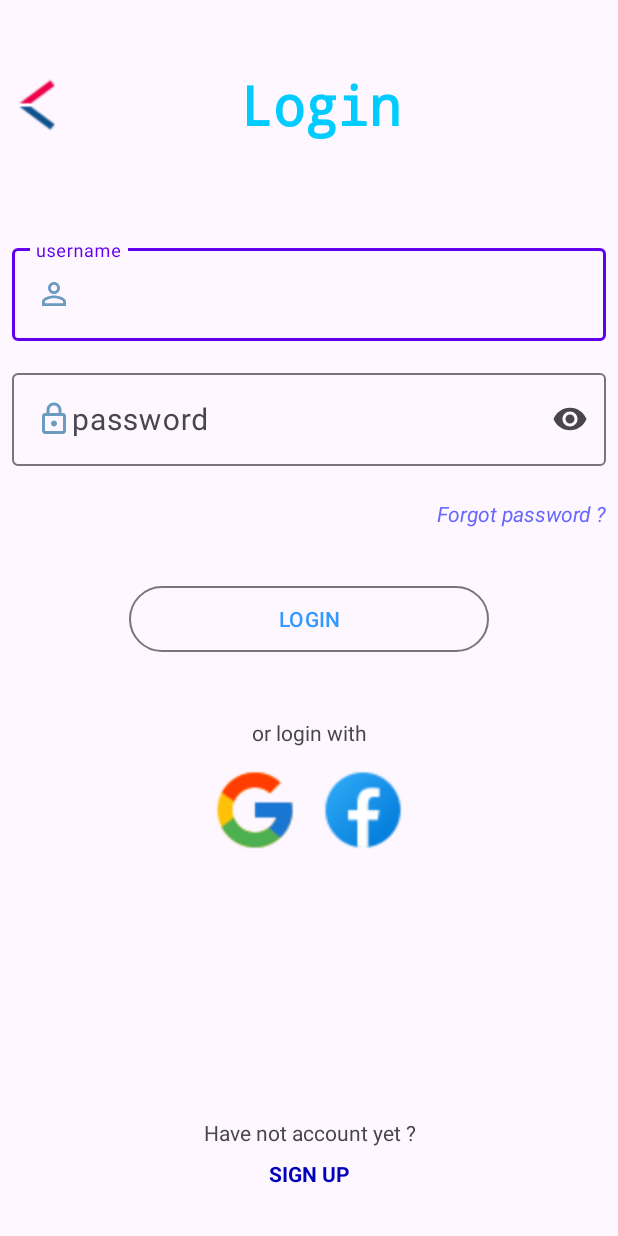
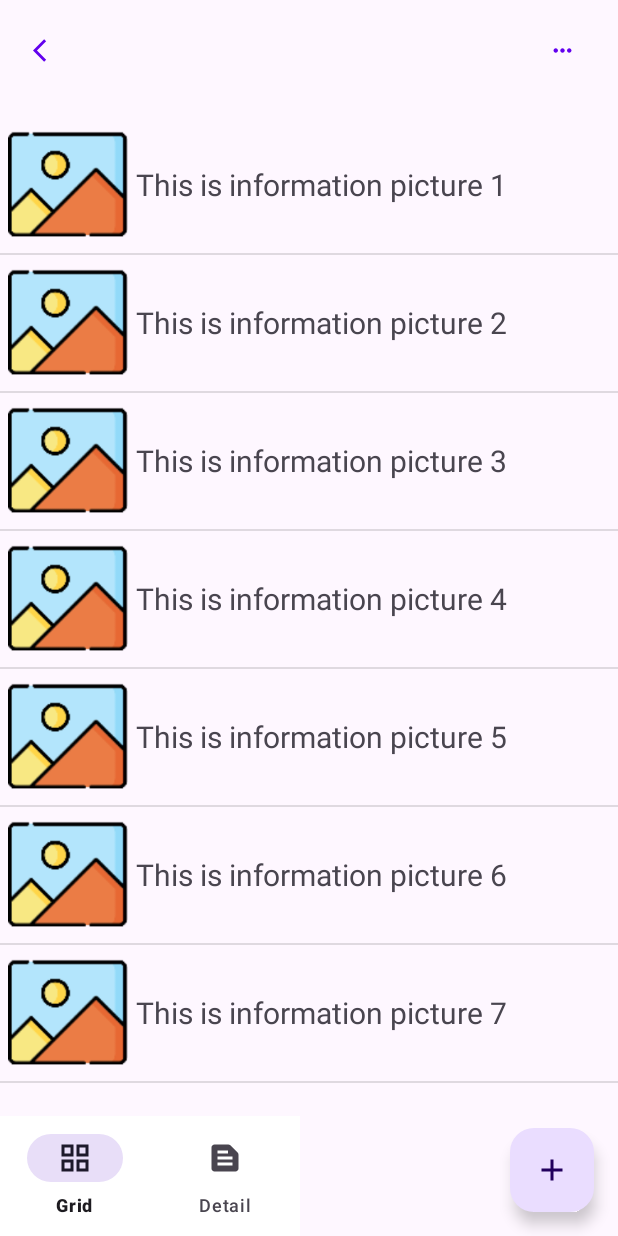
Before and after one commit to fit-hcmus-k21/gallery, an Android app: the screen it shows after launch (Slide02_LoginScreenActivity before the commit, Slide24_PhotoDetailViewScreenActivity after it), on a phone screen of 412 x 824 dp. Run offline under Robolectric (Android 15) with nearby library versions, the phone set to English and light mode, and no system bars; our stand-ins replace data binding.

Commit message:
update layout screen

```diff
--- a/app/src/main/AndroidManifest.xml
+++ b/app/src/main/AndroidManifest.xml
@@ -21,7 +21,7 @@
         android:theme="@style/Theme.Gallery"
         tools:targetApi="31" >
 
-        <activity android:name=".ui.main.Slide02_LoginScreenActivity"
+        <activity android:name=".ui.main.Slide24_PhotoDetailViewScreenActivity"
                   android:exported="true"
             >
             <intent-filter>
--- /dev/null
+++ b/app/src/main/java/com/example/gallery/ui/main/Slide24_ListAdapter.java
@@ -0,0 +1,49 @@
+package com.example.gallery.ui.main;
+
+import android.content.Context;
+import android.view.LayoutInflater;
+import android.view.View;
+import android.view.ViewGroup;
+import android.widget.BaseAdapter;
+import android.widget.ImageView;
+import android.widget.TextView;
+
+import com.example.gallery.R;
+
+public class Slide24_ListAdapter extends BaseAdapter{
+    public Integer[] mainPic;
+    public Context context;
+    public String[] infoPic;
+    public Slide24_ListAdapter(Context main, int layout, String[] info,Integer[] pic){
+        context = main;
+        mainPic = pic;
+        infoPic = info;
+    }
+
+
+    @Override
+    public int getCount() {
+        return mainPic.length;
+    }
+
+    @Override
+    public Object getItem(int position) {
+        return null;
+    }
+
+    @Override
+    public long getItemId(int position) {
+        return 0;
+    }
+
+    @Override
+    public View getView(int position, View convertView, ViewGroup parent) {
+        LayoutInflater inflater = ((Slide24_PhotoDetailViewScreenActivity)context).getLayoutInflater();
+        View view = inflater.inflate(R.layout.slide08_image_list,null);
+        ImageView mainPicture =(view).findViewById(R.id.mainPicture);
+        TextView information = (view).findViewById(R.id.infoPicture);
+        mainPicture.setImageResource(mainPic[position]);
+        information.setText((infoPic[position]));
+        return view;
+    }
+}
--- /dev/null
+++ b/app/src/main/java/com/example/gallery/ui/main/Slide24_PhotoDetailViewScreenActivity.java
@@ -0,0 +1,48 @@
+package com.example.gallery.ui.main;
+
+import android.os.Bundle;
+import android.view.View;
+import android.widget.AdapterView;
+import android.widget.Button;
+import android.widget.ListView;
+
+import androidx.appcompat.app.AppCompatActivity;
+
+import com.example.gallery.R;
+import com.google.android.material.floatingactionbutton.FloatingActionButton;
+
+public class Slide24_PhotoDetailViewScreenActivity extends AppCompatActivity{
+    String[] info = {"This is information picture 1","This is information picture 2","This is information picture 3","This is information picture 4","This is information picture 5","This is information picture 6","This is information picture 7"};
+    Integer[] pic = {R.drawable.icon_photo_01,R.drawable.icon_photo_01,R.drawable.icon_photo_01,R.drawable.icon_photo_01,R.drawable.icon_photo_01,R.drawable.icon_photo_01,R.drawable.icon_photo_01};
+    ListView listAlbum;
+    FloatingActionButton btnAdd;
+
+    @Override
+    public void onCreate(Bundle saveStateInstance){
+        super.onCreate(saveStateInstance);
+        setContentView(R.layout.slide24_photos_detail_screen);
+        listAlbum = (ListView) findViewById(R.id.list_Album);
+        Slide24_ListAdapter adapter = new Slide24_ListAdapter(Slide24_PhotoDetailViewScreenActivity.this,R.layout.slide08_image_list,info,pic);
+        listAlbum.setAdapter(adapter);
+        listAlbum.setOnItemClickListener(new AdapterView.OnItemClickListener() {
+            @Override
+            public void onItemClick(AdapterView<?> parent, View view, int position, long id) {
+                // to do nothing
+            }
+        });
+        btnAdd = (FloatingActionButton) findViewById(R.id.floating_action_button);
+        btnAdd.setOnClickListener(new View.OnClickListener() {
+            @Override
+            public void onClick(View v) {
+                buttonOpenDialogClick();
+            }
+        });
+    }
+    private void buttonOpenDialogClick(){
+        AddPhotoDialog listener = new AddPhotoDialog(this);
+        listener.show();
+    }
+
+
+
+}
--- /dev/null
+++ b/app/src/main/res/drawable/baseline_add_24.xml
@@ -0,0 +1,5 @@
+<vector android:height="24dp" android:tint="#000000"
+    android:viewportHeight="24" android:viewportWidth="24"
+    android:width="24dp" xmlns:android="http://schemas.android.com/apk/res/android">
+    <path android:fillColor="@android:color/white" android:pathData="M19,13h-6v6h-2v-6H5v-2h6V5h2v6h6v2z"/>
+</vector>
--- /dev/null
+++ b/app/src/main/res/drawable/baseline_arrow_back_ios_24.xml
@@ -0,0 +1,5 @@
+<vector android:autoMirrored="true" android:height="24dp"
+    android:tint="#000000" android:viewportHeight="24"
+    android:viewportWidth="24" android:width="24dp" xmlns:android="http://schemas.android.com/apk/res/android">
+    <path android:fillColor="@android:color/white" android:pathData="M11.67,3.87L9.9,2.1 0,12l9.9,9.9 1.77,-1.77L3.54,12z"/>
+</vector>
--- /dev/null
+++ b/app/src/main/res/drawable/baseline_grid_view_24.xml
@@ -0,0 +1,6 @@
+<vector android:height="24dp" android:tint="#000000"
+    android:viewportHeight="24" android:viewportWidth="24"
+    android:width="24dp" xmlns:android="http://schemas.android.com/apk/res/android">
+    <path android:fillColor="@android:color/white"
+        android:fillType="evenOdd" android:pathData="M3,3v8h8L11,3L3,3zM9,9L5,9L5,5h4v4zM3,13v8h8v-8L3,13zM9,19L5,19v-4h4v4zM13,3v8h8L21,3h-8zM19,9h-4L15,5h4v4zM13,13v8h8v-8h-8zM19,19h-4v-4h4v4z"/>
+</vector>
--- /dev/null
+++ b/app/src/main/res/drawable/baseline_more_horiz_24.xml
@@ -0,0 +1,5 @@
+<vector android:height="24dp" android:tint="#000000"
+    android:viewportHeight="24" android:viewportWidth="24"
+    android:width="24dp" xmlns:android="http://schemas.android.com/apk/res/android">
+    <path android:fillColor="@android:color/white" android:pathData="M6,10c-1.1,0 -2,0.9 -2,2s0.9,2 2,2 2,-0.9 2,-2 -0.9,-2 -2,-2zM18,10c-1.1,0 -2,0.9 -2,2s0.9,2 2,2 2,-0.9 2,-2 -0.9,-2 -2,-2zM12,10c-1.1,0 -2,0.9 -2,2s0.9,2 2,2 2,-0.9 2,-2 -0.9,-2 -2,-2z"/>
+</vector>
--- /dev/null
+++ b/app/src/main/res/drawable/baseline_search_24.xml
@@ -0,0 +1,5 @@
+<vector android:height="24dp" android:tint="#000000"
+    android:viewportHeight="24" android:viewportWidth="24"
+    android:width="24dp" xmlns:android="http://schemas.android.com/apk/res/android">
+    <path android:fillColor="@android:color/white" android:pathData="M15.5,14h-0.79l-0.28,-0.27C15.41,12.59 16,11.11 16,9.5 16,5.91 13.09,3 9.5,3S3,5.91 3,9.5 5.91,16 9.5,16c1.61,0 3.09,-0.59 4.23,-1.57l0.27,0.28v0.79l5,4.99L20.49,19l-4.99,-5zM9.5,14C7.01,14 5,11.99 5,9.5S7.01,5 9.5,5 14,7.01 14,9.5 11.99,14 9.5,14z"/>
+</vector>
--- /dev/null
+++ b/app/src/main/res/drawable/baseline_text_snippet_24.xml
@@ -0,0 +1,5 @@
+<vector android:autoMirrored="true" android:height="24dp"
+    android:tint="#000000" android:viewportHeight="24"
+    android:viewportWidth="24" android:width="24dp" xmlns:android="http://schemas.android.com/apk/res/android">
+    <path android:fillColor="@android:color/white" android:pathData="M20.41,8.41l-4.83,-4.83C15.21,3.21 14.7,3 14.17,3H5C3.9,3 3,3.9 3,5v14c0,1.1 0.9,2 2,2h14c1.1,0 2,-0.9 2,-2V9.83C21,9.3 20.79,8.79 20.41,8.41zM7,7h7v2H7V7zM17,17H7v-2h10V17zM17,13H7v-2h10V13z"/>
+</vector>
--- /dev/null
+++ b/app/src/main/res/layout/slide08_image_list.xml
@@ -0,0 +1,21 @@
+<?xml version="1.0" encoding="utf-8"?>
+<LinearLayout xmlns:android="http://schemas.android.com/apk/res/android"
+    xmlns:tools="http://schemas.android.com/tools"
+    android:layout_width="match_parent"
+    android:layout_height="wrap_content"
+    android:orientation="horizontal"
+    tools:ignore="MissingDefaultResource">
+
+    <ImageView
+        android:layout_width="80dp"
+        android:layout_height="80dp"
+        android:id="@+id/mainPicture"
+        android:layout_margin="5dp"/>
+    <TextView
+        android:layout_width="match_parent"
+        android:layout_height="wrap_content"
+        android:textSize="20dp"
+        android:layout_gravity="center"
+        android:id="@+id/infoPicture"/>
+
+</LinearLayout>
--- /dev/null
+++ b/app/src/main/res/layout/slide24_photos_detail_screen.xml
@@ -0,0 +1,70 @@
+<?xml version="1.0" encoding="utf-8"?>
+<layout
+    xmlns:android="http://schemas.android.com/apk/res/android"
+    xmlns:bind="http://schemas.android.com/tools"
+    xmlns:app="http://schemas.android.com/apk/res-auto">
+    <!--    binding object of ViewModel to the XML layout-->
+    <androidx.constraintlayout.widget.ConstraintLayout
+        android:layout_width="match_parent"
+        android:layout_height="match_parent">
+        <Button
+            android:id="@+id/btnMore"
+            style="@style/Widget.App.Button.NoneOutlinedButton.IconOnly"
+            android:layout_width="wrap_content"
+            android:layout_height="wrap_content"
+            app:layout_constraintRight_toRightOf="parent"
+            app:layout_constraintTop_toTopOf="parent"
+            app:icon="@drawable/baseline_more_horiz_24"
+            android:layout_margin="10dp"
+            bind:ignore="MissingConstraints"
+            />
+        <Button
+            android:id="@+id/btnBack"
+            style="@style/Widget.App.Button.NoneOutlinedButton.IconOnly"
+            android:layout_width="wrap_content"
+            android:layout_height="wrap_content"
+            app:layout_constraintLeft_toLeftOf="parent"
+            app:layout_constraintTop_toTopOf="parent"
+            app:icon="@drawable/baseline_arrow_back_ios_24"
+            android:layout_margin="10dp"
+            bind:ignore="MissingConstraints"
+            />
+        <ListView
+            android:id="@+id/list_Album"
+            android:layout_width="match_parent"
+            android:layout_height="0dp"
+            app:layout_constraintTop_toBottomOf="@+id/btnBack"
+            app:layout_constraintBottom_toTopOf="@+id/bottomNavigation"
+            android:layout_marginBottom="20dp"
+            android:layout_marginTop="20dp"
+            bind:ignore="MissingConstraints"
+            />
+
+
+        <!--        fourth component-->
+        <!--        check again-->
+        <com.google.android.material.bottomnavigation.BottomNavigationView
+            android:id="@+id/bottomNavigation"
+            android:layout_width="200dp"
+            android:layout_height="0dp"
+            android:layout_weight="1"
+            android:background="@color/white"
+            app:menu="@menu/bottom_navigation_menu_album"
+            app:layout_constraintBottom_toBottomOf="parent"
+            bind:ignore="MissingConstraints" />
+
+        <com.google.android.material.floatingactionbutton.FloatingActionButton
+            android:id="@+id/floating_action_button"
+            android:layout_width="wrap_content"
+            android:layout_height="wrap_content"
+            android:layout_gravity="bottom|right"
+            android:layout_margin="16dp"
+            app:layout_constraintBottom_toBottomOf="parent"
+            app:layout_constraintRight_toRightOf="parent"
+            android:contentDescription="Add album"
+            app:srcCompat="@drawable/baseline_add_24"
+            bind:ignore="MissingConstraints" />
+    </androidx.constraintlayout.widget.ConstraintLayout>
+</layout>
+
+    <!--    android:onClick="@{()-> viewModel.onButtonClicked()}"-->
--- /dev/null
+++ b/app/src/main/res/menu/bottom_navigation_menu_album.xml
@@ -0,0 +1,17 @@
+<?xml version="1.0" encoding="utf-8"?>
+<menu xmlns:android="http://schemas.android.com/apk/res/android">
+    <item
+        android:id="@+id/nav_photos"
+        android:enabled="true"
+        android:icon="@drawable/baseline_grid_view_24"
+        android:title="Grid"
+
+        />
+    <item
+        android:id="@+id/nav_albums"
+        android:enabled="true"
+        android:icon="@drawable/baseline_text_snippet_24"
+        android:title="Detail" />
+
+
+</menu>
--- a/app/src/main/res/values/colors.xml
+++ b/app/src/main/res/values/colors.xml
@@ -7,4 +7,9 @@
     <color name="teal_700">#FF018786</color>
     <color name="black">#FF000000</color>
     <color name="white">#FFFFFFFF</color>
+
+<!--    addition-->
+    <color name="colorPrimary">#0f9d58</color>
+    <color name="colorPrimaryDark">#006d2d</color>
+    <color name="colorAccent">#55cf86</color>
 </resources>
--- a/app/src/main/res/values/strings.xml
+++ b/app/src/main/res/values/strings.xml
@@ -3,4 +3,6 @@
 
 <!--    addition     -->
 
+    <string name="find_hint">Enter your key</string>
+    <string name="add_photo">Enter name photo</string>
 </resources>
--- /dev/null
+++ b/app/src/main/res/values/styles.xml
@@ -0,0 +1,22 @@
+
+<resources>
+
+    <!-- Base application theme. -->
+    <style name="AppTheme" parent="Theme.MaterialComponents.Light.NoActionBar">
+        <!-- Customize your theme here -->
+        <item name="colorPrimary">@color/colorPrimary</item>
+        <item name="colorPrimaryDark">@color/colorPrimaryDark</item>
+        <item name="colorAccent">@color/colorAccent</item>
+    </style>
+    <style name="Widget.App.Button.NoneOutlinedButton.IconOnly" parent="Widget.MaterialComponents.Button.TextButton">
+        <item name="iconPadding">0dp</item>
+        <item name="android:insetTop">0dp</item>
+        <item name="android:insetBottom">0dp</item>
+        <item name="android:paddingLeft">12dp</item>
+        <item name="android:paddingRight">12dp</item>
+        <item name="android:minWidth">48dp</item>
+        <item name="android:minHeight">48dp</item>
+    </style>
+
+
+</resources>
```
Also changed, not shown: app/src/main/java/com/example/gallery/ui/main/AddPhotoDialog.java (added, +67 -0 lines), app/src/main/java/com/example/gallery/ui/main/Slide08_FindScreenActivity.java (added, +38 -0 lines), app/src/main/java/com/example/gallery/ui/main/Slide08_ListAdapter.java (added, +49 -0 lines), app/src/main/res/layout/slide08_find_screen.xml (added, +71 -0 lines), app/src/main/res/layout/slide24_dialog_button.xml (added, +63 -0 lines).
